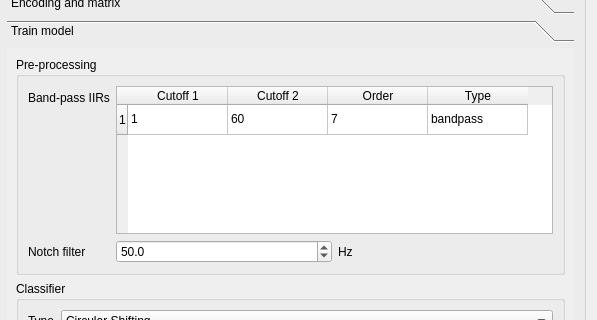
The window that config.ui (medusabci/app-pary-cvep-speller) describes before a commit, drawn with Qt 5; both pictures show x 194 to 791 and y 132 to 452 of the 791 by 592 pixel window.
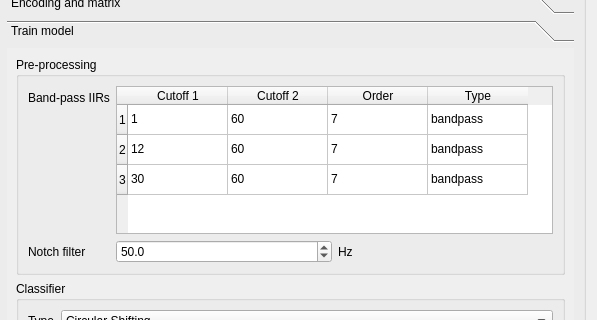
The same window after the commit. The open tabs and pages were chosen to show the change.

What changed in the file:
```diff
--- a/config.ui
+++ b/config.ui
@@ -857,7 +857,7 @@
               <rect>
                <x>0</x>
                <y>0</y>
-               <width>484</width>
+               <width>499</width>
                <height>322</height>
               </rect>
              </property>
@@ -891,6 +891,16 @@
                      <string>1</string>
                     </property>
                    </row>
+                   <row>
+                    <property name="text">
+                     <string>2</string>
+                    </property>
+                   </row>
+                   <row>
+                    <property name="text">
+                     <string>3</string>
+                    </property>
+                   </row>
                    <column>
                     <property name="text">
                      <string>Cutoff 1</string>
@@ -931,6 +941,46 @@
                      <string>bandpass</string>
                     </property>
                    </item>
+                   <item row="1" column="0">
+                    <property name="text">
+                     <string>12</string>
+                    </property>
+                   </item>
+                   <item row="1" column="1">
+                    <property name="text">
+                     <string>60</string>
+                    </property>
+                   </item>
+                   <item row="1" column="2">
+                    <property name="text">
+                     <string>7</string>
+                    </property>
+                   </item>
+                   <item row="1" column="3">
+                    <property name="text">
+                     <string>bandpass</string>
+                    </property>
+                   </item>
+                   <item row="2" column="0">
+                    <property name="text">
+                     <string>30</string>
+                    </property>
+                   </item>
+                   <item row="2" column="1">
+                    <property name="text">
+                     <string>60</string>
+                    </property>
+                   </item>
+                   <item row="2" column="2">
+                    <property name="text">
+                     <string>7</string>
+                    </property>
+                   </item>
+                   <item row="2" column="3">
+                    <property name="text">
+                     <string>bandpass</string>
+                    </property>
+                   </item>
                   </widget>
                  </item>
                  <item row="1" column="1">
```
Left out of the diff: 12 changed lines with no effect on the pictures.
